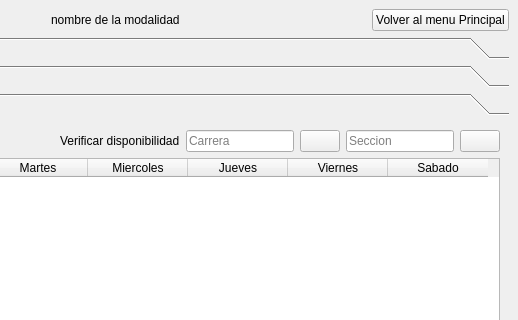
The window that ui/plantilla_menu_de_horarios.ui (Reinaldito04/IUTA----HORARIOS) describes before a commit, drawn with Qt 5; both pictures show x 231 to 749 and y 0 to 320 of the 749 by 630 pixel window.
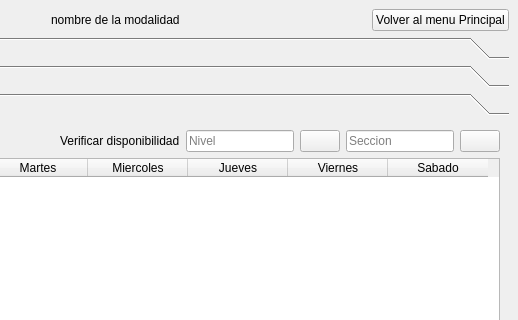
The same window after the commit. The open tabs and pages were chosen to show the change. Icons and pictures are not drawn.

Diff of the .ui file:
```diff
--- a/ui/plantilla_menu_de_horarios.ui
+++ b/ui/plantilla_menu_de_horarios.ui
@@ -372,7 +372,7 @@
                <bool>true</bool>
               </property>
               <property name="placeholderText">
-               <string>Carrera</string>
+               <string>Nivel</string>
               </property>
              </widget>
             </item>
```
Left out of the diff: 4 changed lines with no effect on the pictures.
